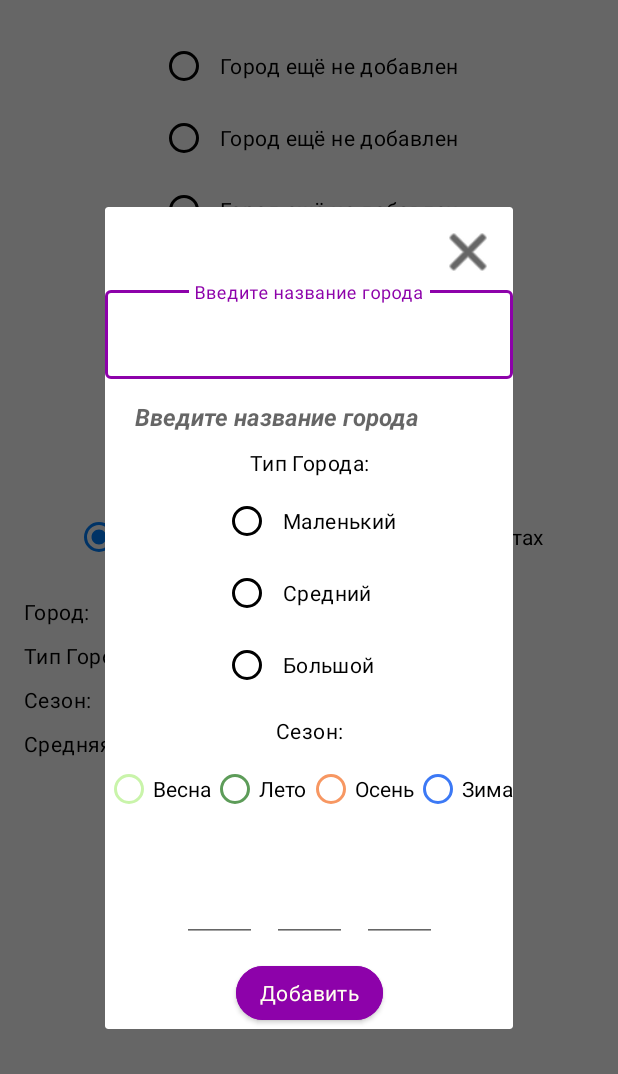
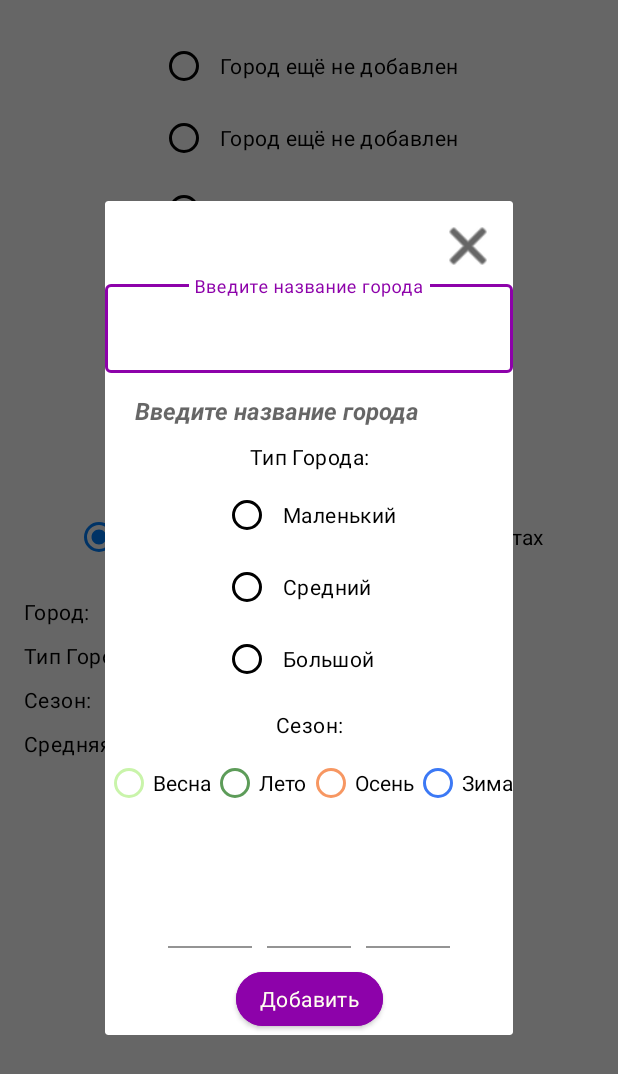
Before and after one commit to Andewbase/TestWeatherApp, an Android app: the SettingsDialog screen opened through its navigation route, on a phone screen of 412 x 824 dp. Shown: the top 1074 px of the screen. Run offline under Robolectric (Android 15) with nearby library versions, the phone set to English and light mode, and no system bars; our stand-ins replace Dagger/Hilt's generated code, Room's generated code.

Commit message:
Alfa Version

```diff
--- a/app/src/main/java/com/example/testweather/screen/settings/dialog/SettingsToChangeDialog.kt
+++ b/app/src/main/java/com/example/testweather/screen/settings/dialog/SettingsToChangeDialog.kt
@@ -42,7 +42,7 @@ class SettingsToChangeDialog: BaseDialogFragment<DialogFragmentSettingsBinding>(
             editMothsTwo.setRawInputType(numberType)
             editMothsThree.setRawInputType(numberType)
             editCity.isEnabled = false
-            edLayout.setHint(R.string.name_city)
+            addCityTextInput.setHint(R.string.name_city)
             btnToChangeWeather.text = CHANGE
         }
 
--- a/app/src/main/java/com/example/testweather/util/tempstrategy/strategy/СelsiusTemperatureStrategy.kt
+++ b/app/src/main/java/com/example/testweather/util/tempstrategy/strategy/СelsiusTemperatureStrategy.kt
@@ -1,10 +1,12 @@
 package com.example.testweather.util.tempstrategy.strategy
 
+import android.annotation.SuppressLint
 import com.example.testweather.model.season.entities.TemperaturePerSeason
 import kotlin.math.roundToInt
 
 class CelsiusTemperatureStrategy: TemperatureStrategy {
 
+    @SuppressLint("SuspiciousIndentation")
     override fun getTemperatureStrategy(temperaturePerSeason: TemperaturePerSeason): String {
       val resultTemperaturePerSeason = ((
                       temperaturePerSeason.temperatureMonthOne +
--- a/app/src/main/res/layout/dialog_fragment_settings.xml
+++ b/app/src/main/res/layout/dialog_fragment_settings.xml
@@ -18,7 +18,7 @@
         app:layout_constraintTop_toTopOf="parent" />
 
     <com.google.android.material.textfield.TextInputLayout
-        android:id="@+id/ed_layout"
+        android:id="@+id/addCityTextInput"
         style="@style/Widget.MaterialComponents.TextInputLayout.OutlinedBox"
         android:theme="@style/EditTextThemeOverlay"
         android:layout_width="0dp"
@@ -55,7 +55,7 @@
         android:text="@string/type_city"
         app:layout_constraintEnd_toEndOf="parent"
         app:layout_constraintStart_toStartOf="parent"
-        app:layout_constraintTop_toBottomOf="@+id/ed_layout" />
+        app:layout_constraintTop_toBottomOf="@+id/addCityTextInput" />
 
     <RadioGroup
         android:id="@+id/radio_group_type_city"
@@ -160,20 +160,27 @@
             <TextView
                 style="@style/Widget.TestWeather.TextView"
                 android:id="@+id/tv_moths_one"
-                android:layout_width="wrap_content"
+                android:layout_width="match_parent"
                 android:layout_height="wrap_content"
+                android:gravity="center"
                 android:textSize="18sp"
                 tools:text="Март"/>
 
-            <EditText
+            <com.google.android.material.textfield.TextInputLayout
+                android:id="@+id/mothsOneTextInput"
+                app:boxBackgroundColor="@color/white"
+                android:layout_width="wrap_content"
+                android:layout_height="wrap_content">
+
+                <com.google.android.material.textfield.TextInputEditText
                     android:id="@+id/edit_moths_one"
-                android:layout_width="50dp"
+                    android:layout_width="wrap_content"
                     android:layout_height="wrap_content"
                     android:gravity="center"
                     android:maxLength="3"
                     tools:text="+25"
-                android:minHeight="48dp" />
-
+                    android:minHeight="48dp"/>
+            </com.google.android.material.textfield.TextInputLayout>
         </LinearLayout>
 
         <LinearLayout
@@ -191,15 +198,21 @@
                 android:textSize="18sp"
                 tools:text="Апрель"/>
 
-            <EditText
+            <com.google.android.material.textfield.TextInputLayout
+                android:id="@+id/mothsTwoTextInput"
+                app:boxBackgroundColor="@color/white"
+                android:layout_width="wrap_content"
+                android:layout_height="wrap_content">
+
+                <com.google.android.material.textfield.TextInputEditText
                     android:id="@+id/edit_moths_two"
-                android:layout_width="50dp"
+                    android:layout_width="wrap_content"
                     android:layout_height="wrap_content"
                     android:gravity="center"
                     android:maxLength="3"
-                android:minHeight="48dp"
-                tools:text="+25"/>
-
+                    tools:text="+25"
+                    android:minHeight="48dp"/>
+            </com.google.android.material.textfield.TextInputLayout>
         </LinearLayout>
 
         <LinearLayout
@@ -212,19 +225,27 @@
             <TextView
                 style="@style/Widget.TestWeather.TextView"
                 android:id="@+id/tv_moths_three"
-                android:layout_width="wrap_content"
+                android:layout_width="match_parent"
                 android:layout_height="wrap_content"
+                android:gravity="center"
                 android:textSize="18sp"
                 tools:text="Май"/>
 
-            <EditText
+            <com.google.android.material.textfield.TextInputLayout
+                android:id="@+id/mothsThreTextInput"
+                app:boxBackgroundColor="@color/white"
+                android:layout_width="wrap_content"
+                android:layout_height="wrap_content">
+
+                <com.google.android.material.textfield.TextInputEditText
                     android:id="@+id/edit_moths_three"
-                android:layout_width="50dp"
+                    android:layout_width="wrap_content"
                     android:layout_height="wrap_content"
                     android:gravity="center"
                     android:maxLength="3"
-                android:minHeight="48dp"
-                tools:text="+25" />
+                    tools:text="+25"
+                    android:minHeight="48dp"/>
+            </com.google.android.material.textfield.TextInputLayout>
 
         </LinearLayout>
     </LinearLayout>
--- a/app/src/main/res/values/strings.xml
+++ b/app/src/main/res/values/strings.xml
@@ -40,4 +40,7 @@
     <string name="type_of_season">Средняя температура за :</string>
     <string name="the_city_has_not_been">Город ещё не добавлен</string>
     <string name="season_size">Количество добавленных сезонов:</string>
+    <string name="city_name_is_empty">"Заполинте графу имя города!"</string>
+    <string name="season_name_is_empty">"Выберите сезон"</string>
+    <string name="temperature_is_empty">"Установите температуру"</string>
 </resources>
```
Also changed, not shown: app/src/main/java/com/example/testweather/util/FunUtil.kt (line endings or trailing spaces). Lines whose indentation alone changed are shown as unchanged.
